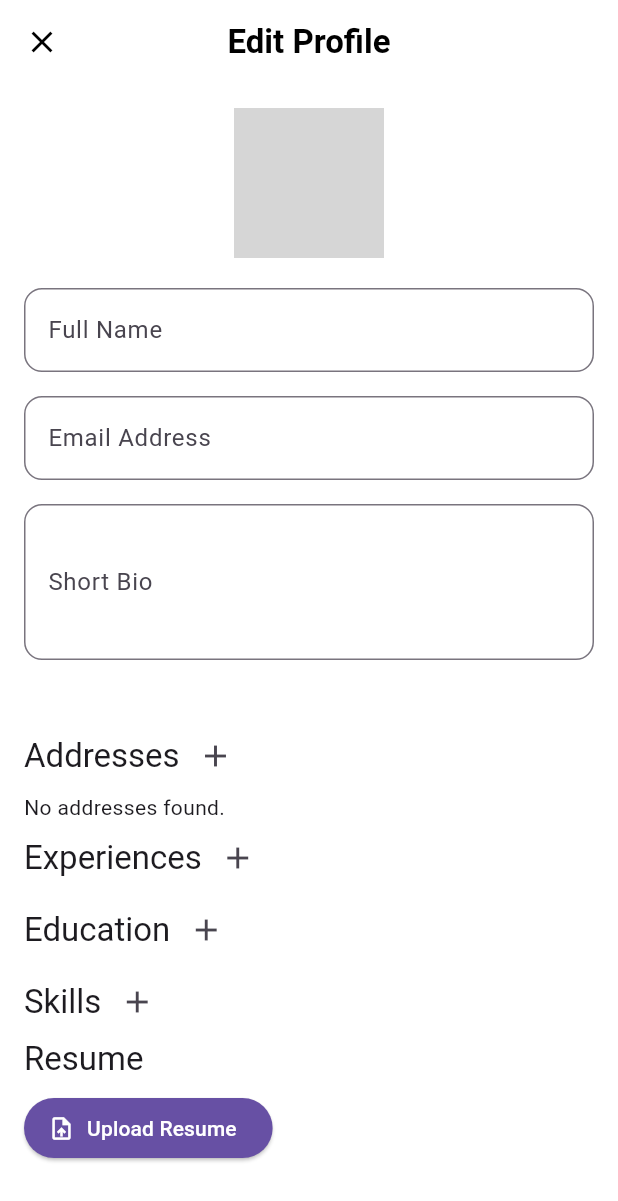
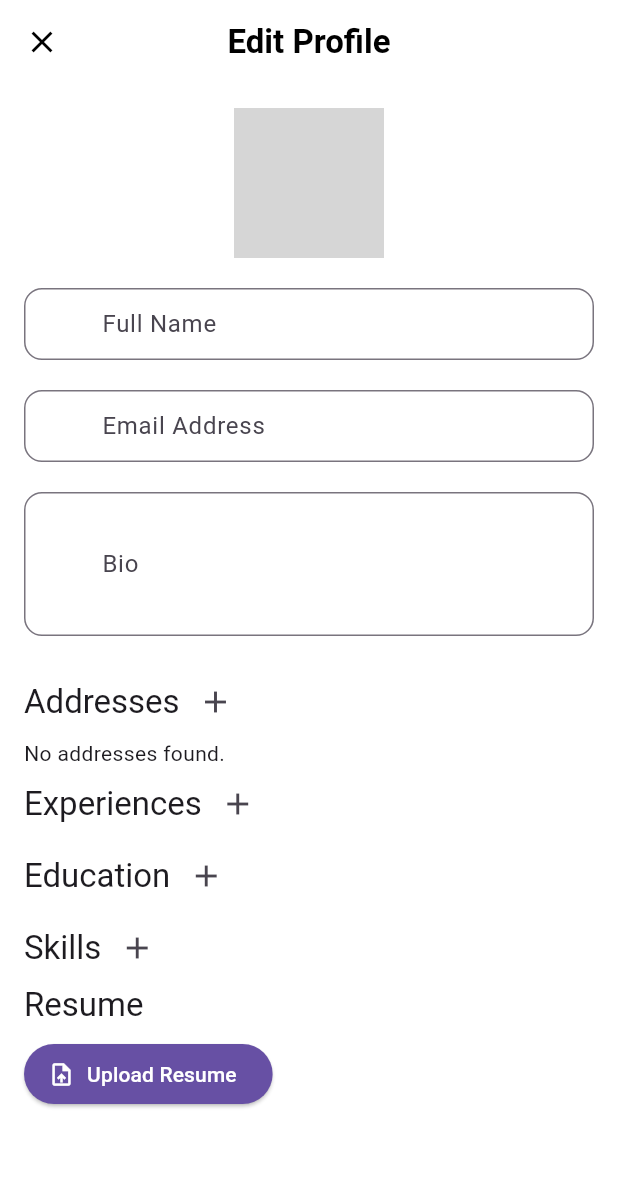
Before and after one commit to Chandu-Collab/AppTeam, a Flutter app: the ProfileEditPage screen opened directly with empty values, on a phone screen of 412 x 824 dp. Shown: the top 1201 px of the screen. Run offline on Flutter 3.47's test engine with Material 3 defaults, Android fonts, the phone set to English and light mode, and no system bars; our stand-ins replace cloud_firestore, country_code_picker, file_picker, firebase_auth, firebase_core, firebase_storage and 3 more; accounts and stored records are empty; network calls fail; grey boxes are pictures that could not be loaded.

Commit message:
Added input_widget.dart

```diff
--- a/lib/screens/profile_edit_page.dart
+++ b/lib/screens/profile_edit_page.dart
@@ -8,6 +8,7 @@ import 'package:taurusai/screens/address_list.dart';
 import 'package:taurusai/services/add_address_service.dart';
 import 'package:taurusai/services/user_service.dart';
 import 'package:taurusai/widgets/resume_upload_widget.dart';
+import 'package:taurusai/widgets/input_widget.dart'; // Import the buildTextField function
 
 class ProfileEditPage extends StatefulWidget {
   final User user;
@@ -77,6 +78,7 @@ class _ProfileEditPageState extends State<ProfileEditPage> {
       Navigator.pop(context);
     }
   }
+
   @override
   Widget build(BuildContext context) {
     return SafeArea(
@@ -119,39 +121,46 @@ class _ProfileEditPageState extends State<ProfileEditPage> {
                   ),
                 ),
                 SizedBox(height: 20),
-                TextFormField(
-                  controller: _nameController,
-                  decoration: InputDecoration(
-                    labelText: 'Full Name',
-                    border: OutlineInputBorder(
-                        borderRadius: BorderRadius.circular(12)),
-                  ),
-                  validator: (value) =>
-                      value!.isEmpty ? 'Enter your name' : null,
+                Row(
+                  children: [
+                    Expanded(
+                      child: buildTextField(
+                        'Full Name',
+                        _nameController,
+                        (value) => value!.isEmpty ? 'Enter your name' : null,
+                        (value) => _nameController.text = value!,
+                      ),
+                    ),
+                  ],
                 ),
-                SizedBox(height: 16),
-                TextFormField(
-                  controller: _emailController,
-                  decoration: InputDecoration(
-                    labelText: 'Email Address',
-                    border: OutlineInputBorder(
-                        borderRadius: BorderRadius.circular(12)),
-                  ),
-                  validator: (value) =>
-                      value!.isEmpty ? 'Enter your email' : null,
+                SizedBox(height: 20),
+                Row(
+                  children: [
+                    Expanded(
+                      child: buildTextField(
+                        'Email Address',
+                        _emailController,
+                        (value) => value!.isEmpty ? 'Enter your email' : null,
+                        (value) => _emailController.text = value!,
+                      ),
+                    ),
+                  ],
                 ),
-                SizedBox(height: 16),
-                TextFormField(
-                  controller: _bioController,
-                  decoration: InputDecoration(
-                    labelText: 'Short Bio',
-                    border: OutlineInputBorder(
-                        borderRadius: BorderRadius.circular(12)),
-                  ),
-                  maxLines: 3,
+                SizedBox(height: 20),
+                Row(
+                  children: [
+                    Expanded(
+                      child: buildTextField(
+                        'Bio',
+                        _bioController,
+                        null,
+                        (value) => _bioController.text = value!,
+                        maxLines: 3,
+                      ),
+                    ),
+                  ],
                 ),
-                SizedBox(height: 24),
-                SizedBox(height: 16),
+                SizedBox(height: 20),
                 FutureBuilder<List<Address>>(
                   future: _addressesFuture,
                   builder: (context, snapshot) {
@@ -252,7 +261,8 @@ class _ProfileEditPageState extends State<ProfileEditPage> {
                               },
                             ),
                             if (hasAddresses)
-                              IconButton( icon: Icon(Icons.edit),
+                              IconButton(
+                                icon: Icon(Icons.edit),
                                 onPressed: () {
                                   Navigator.push(
                                     context,
@@ -336,7 +346,7 @@ class _ProfileEditPageState extends State<ProfileEditPage> {
                                         builder: (context) => AddressListPage(
                                             userId:
                                                 getCurrentUserId() as String)),
-                                    ).then((_) {
+                                  ).then((_) {
                                     setState(() {
                                       _addressesFuture = _fetchAddresses();
                                     });
--- a/lib/screens/user_details_form.dart
+++ b/lib/screens/user_details_form.dart
@@ -80,13 +80,7 @@ class _UserDetailsFormState extends State<UserDetailsForm> {
                 ),
               ),
               SizedBox(height: 20),
-              TextFormField(
-                initialValue: name,
-                decoration: InputDecoration(labelText: 'Name'),
-                validator: (value) => value!.isEmpty ? 'Enter your name' : null,
-                onSaved: (value) => name = value!,
-              ),
-              buildTextField("name", _usernameController, (value) {}, (value) => name = value!),
+              buildTextField("Name", _nameController, (value) {}, (value) => name = value!),
               SizedBox(height: 20),
                buildTextField("Username", _usernameController, (value) {
                  if (value!.isEmpty) {
```
